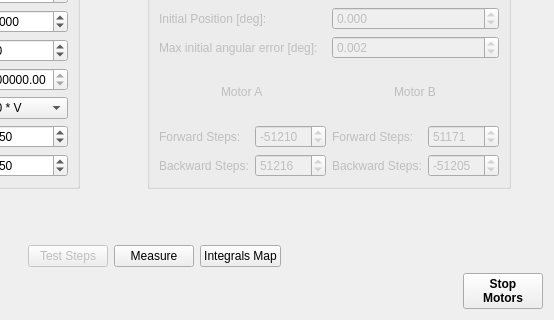
The window that movingwire/gui/ui/measurementwidget.ui (lnls-ima/moving-wire-control) describes before a commit, drawn with Qt 5; both pictures show x 246 to 800 and y 343 to 663 of the 800 by 663 pixel window.
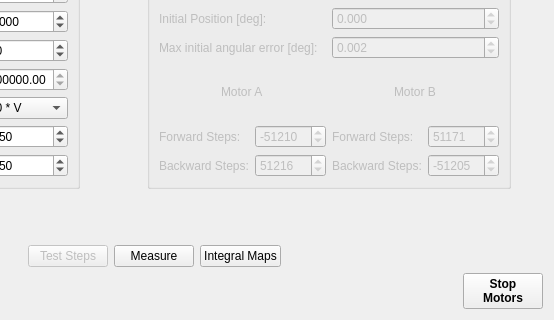
The same window after the commit. Icons and pictures are not drawn.

What changed in the file:
```diff
--- a/movingwire/gui/ui/measurementwidget.ui
+++ b/movingwire/gui/ui/measurementwidget.ui
@@ -65,7 +65,7 @@
      <item>
       <widget class="QPushButton" name="pbt_map">
        <property name="text">
-        <string>Integrals Map</string>
+        <string>Integral Maps</string>
        </property>
       </widget>
      </item>
```
